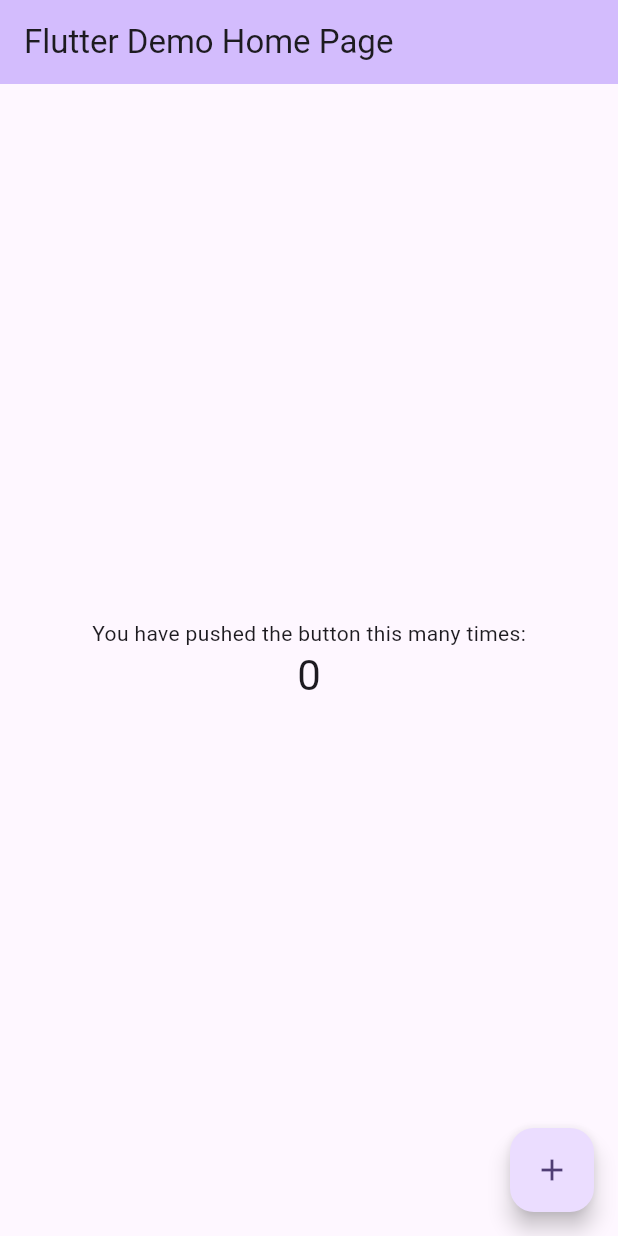
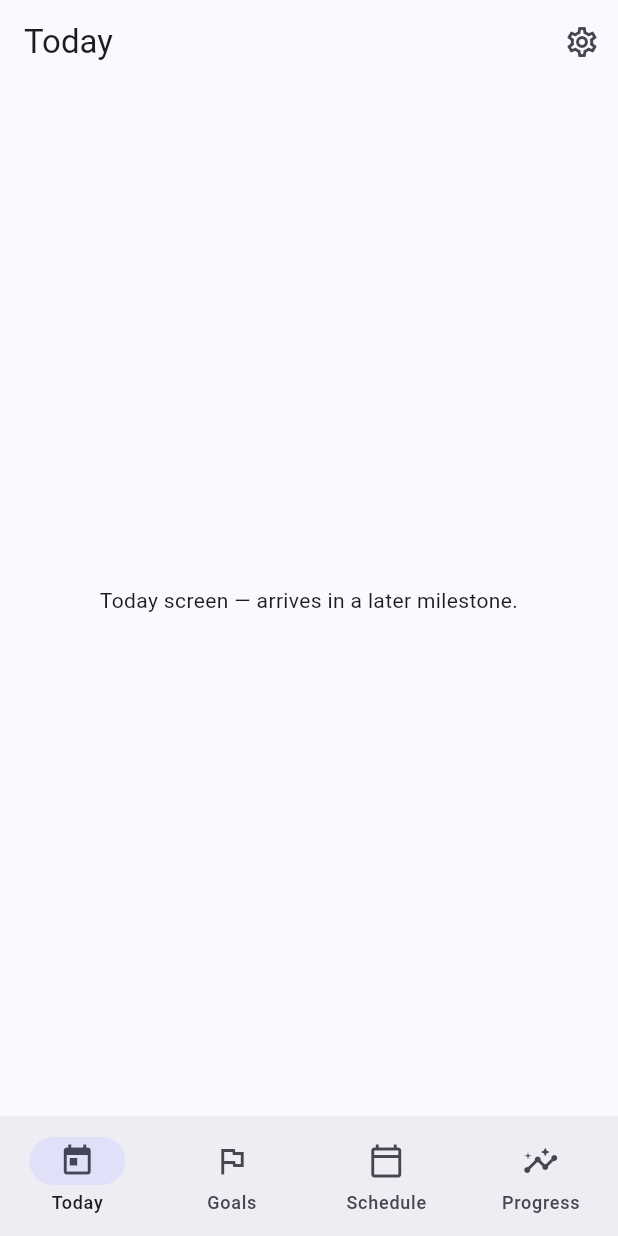
Before and after one commit to ahmed-elmosalamy/StudyFlow, a Flutter app: the screen it shows after launch, on a phone screen of 412 x 824 dp. Run offline on Flutter 3.47's test engine with Material 3 defaults, Android fonts, the phone set to English and light mode, and no system bars; our stand-ins replace flutter_riverpod, go_router.

Commit message:
M1: app shell with bottom navigation and Material 3 theme

```diff
--- /dev/null
+++ b/lib/app/app.dart
@@ -0,0 +1,27 @@
+import 'package:flutter/material.dart';
+
+import 'router/app_router.dart';
+import 'theme/app_theme.dart';
+
+class StudyFlowApp extends StatefulWidget {
+  const StudyFlowApp({super.key});
+
+  @override
+  State<StudyFlowApp> createState() => _StudyFlowAppState();
+}
+
+class _StudyFlowAppState extends State<StudyFlowApp> {
+  late final _router = buildRouter();
+
+  @override
+  Widget build(BuildContext context) {
+    return MaterialApp.router(
+      title: 'StudyFlow',
+      debugShowCheckedModeBanner: false,
+      theme: AppTheme.light,
+      darkTheme: AppTheme.dark,
+      themeMode: ThemeMode.system,
+      routerConfig: _router,
+    );
+  }
+}
--- /dev/null
+++ b/lib/app/router/app_router.dart
@@ -0,0 +1,58 @@
+import 'package:go_router/go_router.dart';
+
+import '../../presentation/goals/goals_screen.dart';
+import '../../presentation/progress/progress_screen.dart';
+import '../../presentation/schedule/schedule_screen.dart';
+import '../../presentation/settings/settings_screen.dart';
+import '../../presentation/shell/main_shell.dart';
+import '../../presentation/today/today_screen.dart';
+
+GoRouter buildRouter() {
+  return GoRouter(
+    initialLocation: '/today',
+    routes: [
+      StatefulShellRoute.indexedStack(
+        builder: (context, state, navigationShell) =>
+            MainShell(navigationShell: navigationShell),
+        branches: [
+          StatefulShellBranch(
+            routes: [
+              GoRoute(
+                path: '/today',
+                builder: (context, state) => const TodayScreen(),
+              ),
+            ],
+          ),
+          StatefulShellBranch(
+            routes: [
+              GoRoute(
+                path: '/goals',
+                builder: (context, state) => const GoalsScreen(),
+              ),
+            ],
+          ),
+          StatefulShellBranch(
+            routes: [
+              GoRoute(
+                path: '/schedule',
+                builder: (context, state) => const ScheduleScreen(),
+              ),
+            ],
+          ),
+          StatefulShellBranch(
+            routes: [
+              GoRoute(
+                path: '/progress',
+                builder: (context, state) => const ProgressScreen(),
+              ),
+            ],
+          ),
+        ],
+      ),
+      GoRoute(
+        path: '/settings',
+        builder: (context, state) => const SettingsScreen(),
+      ),
+    ],
+  );
+}
--- /dev/null
+++ b/lib/app/theme/app_theme.dart
@@ -0,0 +1,18 @@
+import 'package:flutter/material.dart';
+
+abstract final class AppTheme {
+  static const Color _seedColor = Colors.indigo;
+
+  static final ThemeData light = ThemeData(
+    useMaterial3: true,
+    colorScheme: ColorScheme.fromSeed(seedColor: _seedColor),
+  );
+
+  static final ThemeData dark = ThemeData(
+    useMaterial3: true,
+    colorScheme: ColorScheme.fromSeed(
+      seedColor: _seedColor,
+      brightness: Brightness.dark,
+    ),
+  );
+}
--- a/lib/main.dart
+++ b/lib/main.dart
@@ -1,122 +1,27 @@
 import 'package:flutter/material.dart';
+import 'package:flutter/services.dart';
+import 'package:flutter_riverpod/flutter_riverpod.dart';
+
+import 'app/app.dart';
 
 void main() {
-  runApp(const MyApp());
+  WidgetsFlutterBinding.ensureInitialized();
+  SystemChrome.setEnabledSystemUIMode(SystemUiMode.edgeToEdge);
+
+  final isDark =
+      WidgetsBinding.instance.platformDispatcher.platformBrightness ==
+      Brightness.dark;
+  final iconBrightness = isDark ? Brightness.light : Brightness.dark;
+  SystemChrome.setSystemUIOverlayStyle(
+    SystemUiOverlayStyle(
+      statusBarColor: Colors.transparent,
+      statusBarIconBrightness: iconBrightness,
+      statusBarBrightness: isDark ? Brightness.dark : Brightness.light,
+      systemNavigationBarColor: Colors.transparent,
+      systemNavigationBarDividerColor: Colors.transparent,
+      systemNavigationBarIconBrightness: iconBrightness,
+    ),
+  );
+
+  runApp(const ProviderScope(child: StudyFlowApp()));
 }
-
-class MyApp extends StatelessWidget {
-  const MyApp({super.key});
-
-  // This widget is the root of your application.
-  @override
-  Widget build(BuildContext context) {
-    return MaterialApp(
-      title: 'Flutter Demo',
-      theme: ThemeData(
-        // This is the theme of your application.
-        //
-        // TRY THIS: Try running your application with "flutter run". You'll see
-        // the application has a purple toolbar. Then, without quitting the app,
-        // try changing the seedColor in the colorScheme below to Colors.green
-        // and then invoke "hot reload" (save your changes or press the "hot
-        // reload" button in a Flutter-supported IDE, or press "r" if you used
-        // the command line to start the app).
-        //
-        // Notice that the counter didn't reset back to zero; the application
-        // state is not lost during the reload. To reset the state, use hot
-        // restart instead.
-        //
-        // This works for code too, not just values: Most code changes can be
-        // tested with just a hot reload.
-        colorScheme: .fromSeed(seedColor: Colors.deepPurple),
-      ),
-      home: const MyHomePage(title: 'Flutter Demo Home Page'),
-    );
-  }
-}
-
-class MyHomePage extends StatefulWidget {
-  const MyHomePage({super.key, required this.title});
-
-  // This widget is the home page of your application. It is stateful, meaning
-  // that it has a State object (defined below) that contains fields that affect
-  // how it looks.
-
-  // This class is the configuration for the state. It holds the values (in this
-  // case the title) provided by the parent (in this case the App widget) and
-  // used by the build method of the State. Fields in a Widget subclass are
-  // always marked "final".
-
-  final String title;
-
-  @override
-  State<MyHomePage> createState() => _MyHomePageState();
-}
-
-class _MyHomePageState extends State<MyHomePage> {
-  int _counter = 0;
-
-  void _incrementCounter() {
-    setState(() {
-      // This call to setState tells the Flutter framework that something has
-      // changed in this State, which causes it to rerun the build method below
-      // so that the display can reflect the updated values. If we changed
-      // _counter without calling setState(), then the build method would not be
-      // called again, and so nothing would appear to happen.
-      _counter++;
-    });
-  }
-
-  @override
-  Widget build(BuildContext context) {
-    // This method is rerun every time setState is called, for instance as done
-    // by the _incrementCounter method above.
-    //
-    // The Flutter framework has been optimized to make rerunning build methods
-    // fast, so that you can just rebuild anything that needs updating rather
-    // than having to individually change instances of widgets.
-    return Scaffold(
-      appBar: AppBar(
-        // TRY THIS: Try changing the color here to a specific color (to
-        // Colors.amber, perhaps?) and trigger a hot reload to see the AppBar
-        // change color while the other colors stay the same.
-        backgroundColor: Theme.of(context).colorScheme.inversePrimary,
-        // Here we take the value from the MyHomePage object that was created by
-        // the App.build method, and use it to set our appbar title.
-        title: Text(widget.title),
-      ),
-      body: Center(
-        // Center is a layout widget. It takes a single child and positions it
-        // in the middle of the parent.
-        child: Column(
-          // Column is also a layout widget. It takes a list of children and
-          // arranges them vertically. By default, it sizes itself to fit its
-          // children horizontally, and tries to be as tall as its parent.
-          //
-          // Column has various properties to control how it sizes itself and
-          // how it positions its children. Here we use mainAxisAlignment to
-          // center the children vertically; the main axis here is the vertical
-          // axis because Columns are vertical (the cross axis would be
-          // horizontal).
-          //
-          // TRY THIS: Invoke "debug painting" (choose the "Toggle Debug Paint"
-          // action in the IDE, or press "p" in the console), to see the
-          // wireframe for each widget.
-          mainAxisAlignment: .center,
-          children: [
-            const Text('You have pushed the button this many times:'),
-            Text(
-              '$_counter',
-              style: Theme.of(context).textTheme.headlineMedium,
-            ),
-          ],
-        ),
-      ),
-      floatingActionButton: FloatingActionButton(
-        onPressed: _incrementCounter,
-        tooltip: 'Increment',
-        child: const Icon(Icons.add),
-      ),
-    );
-  }
-}
--- /dev/null
+++ b/lib/presentation/shell/main_shell.dart
@@ -0,0 +1,72 @@
+import 'package:flutter/material.dart';
+import 'package:go_router/go_router.dart';
+
+class MainShell extends StatelessWidget {
+  const MainShell({super.key, required this.navigationShell});
+
+  final StatefulNavigationShell navigationShell;
+
+  static const _destinations = <_Destination>[
+    _Destination(
+      label: 'Today',
+      icon: Icons.today_outlined,
+      selectedIcon: Icons.today,
+    ),
+    _Destination(
+      label: 'Goals',
+      icon: Icons.flag_outlined,
+      selectedIcon: Icons.flag,
+    ),
+    _Destination(
+      label: 'Schedule',
+      icon: Icons.calendar_today_outlined,
+      selectedIcon: Icons.calendar_today,
+    ),
+    _Destination(
+      label: 'Progress',
+      icon: Icons.insights_outlined,
+      selectedIcon: Icons.insights,
+    ),
+  ];
+
+  @override
+  Widget build(BuildContext context) {
+    return Scaffold(
+      appBar: AppBar(
+        title: Text(_destinations[navigationShell.currentIndex].label),
+        actions: [
+          IconButton(
+            icon: const Icon(Icons.settings_outlined),
+            tooltip: 'Settings',
+            onPressed: () => context.push('/settings'),
+          ),
+        ],
+      ),
+      body: navigationShell,
+      bottomNavigationBar: NavigationBar(
+        selectedIndex: navigationShell.currentIndex,
+        onDestinationSelected: navigationShell.goBranch,
+        destinations: [
+          for (final destination in _destinations)
+            NavigationDestination(
+              icon: Icon(destination.icon),
+              selectedIcon: Icon(destination.selectedIcon),
+              label: destination.label,
+            ),
+        ],
+      ),
+    );
+  }
+}
+
+class _Destination {
+  const _Destination({
+    required this.label,
+    required this.icon,
+    required this.selectedIcon,
+  });
+
+  final String label;
+  final IconData icon;
+  final IconData selectedIcon;
+}
--- /dev/null
+++ b/lib/presentation/today/today_screen.dart
@@ -0,0 +1,18 @@
+import 'package:flutter/material.dart';
+
+class TodayScreen extends StatelessWidget {
+  const TodayScreen({super.key});
+
+  @override
+  Widget build(BuildContext context) {
+    return const Center(
+      child: Padding(
+        padding: EdgeInsets.all(24),
+        child: Text(
+          'Today screen — arrives in a later milestone.',
+          textAlign: TextAlign.center,
+        ),
+      ),
+    );
+  }
+}
--- a/pubspec.yaml
+++ b/pubspec.yaml
@@ -1,5 +1,5 @@
 name: studyflow
-description: "A new Flutter project."
+description: "StudyFlow — offline-first adaptive study planner."
 # The following line prevents the package from being accidentally published to
 # pub.dev using `flutter pub publish`. This is preferred for private packages.
 publish_to: 'none' # Remove this line if you wish to publish to pub.dev
```
Also changed, not shown: lib/presentation/goals/goals_screen.dart (added, +18 -0 lines), lib/presentation/progress/progress_screen.dart (added, +18 -0 lines), lib/presentation/schedule/schedule_screen.dart (added, +18 -0 lines), lib/presentation/settings/settings_screen.dart (added, +21 -0 lines), 2 other files.
